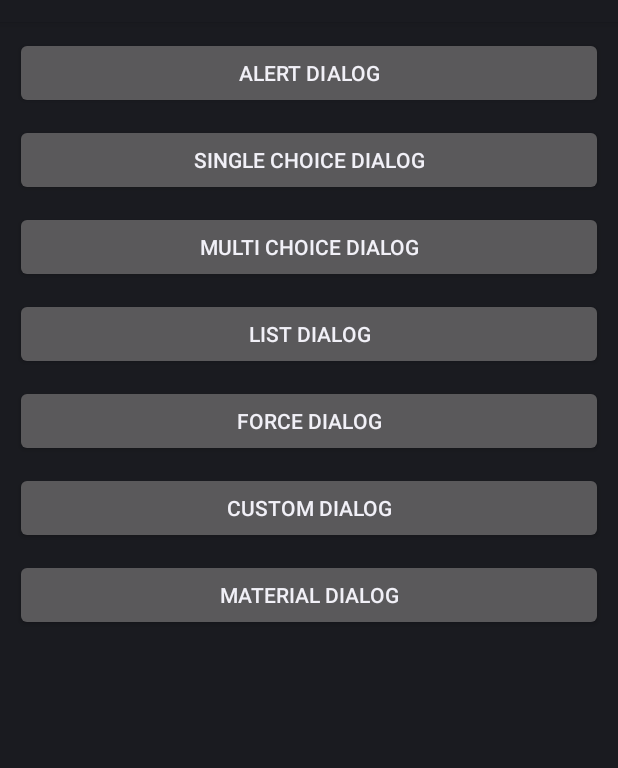
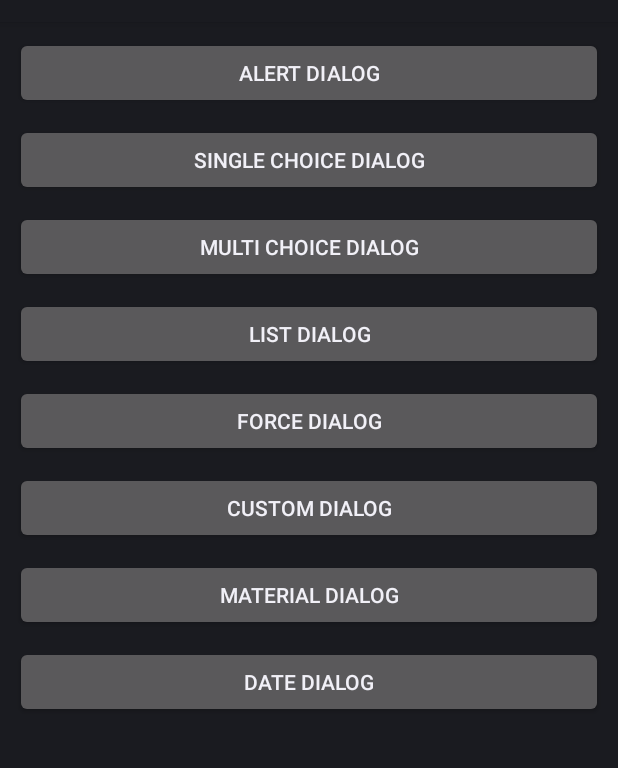
Before and after one commit to nishiket04/Mobile-Training-2025, an Android app: the layout activity_dialog.xml on its own in the app's theme, with its tools: preview values and no code run, on a phone screen of 412 x 824 dp, the part 62-830 px from its top. Run offline under Robolectric (Android 15) with nearby library versions, the phone set to English and light mode, and no system bars.

Commit message:
added date picker dialog

```diff
--- a/app/src/main/res/layout/activity_dialog.xml
+++ b/app/src/main/res/layout/activity_dialog.xml
@@ -77,4 +77,14 @@
         app:layout_constraintStart_toStartOf="parent"
         app:layout_constraintTop_toBottomOf="@id/customDialog" />
 
+    <Button
+        android:id="@+id/dateDialog"
+        android:layout_width="match_parent"
+        android:layout_height="wrap_content"
+        android:layout_margin="10dp"
+        android:text="Date Dialog"
+        app:layout_constraintEnd_toEndOf="parent"
+        app:layout_constraintStart_toStartOf="parent"
+        app:layout_constraintTop_toBottomOf="@id/materialDialog" />
+
 </androidx.constraintlayout.widget.ConstraintLayout>
```
Also changed, not shown: app/src/main/java/com/nishiket/task/dialog/DialogActivity.kt (+30 -4 lines).
